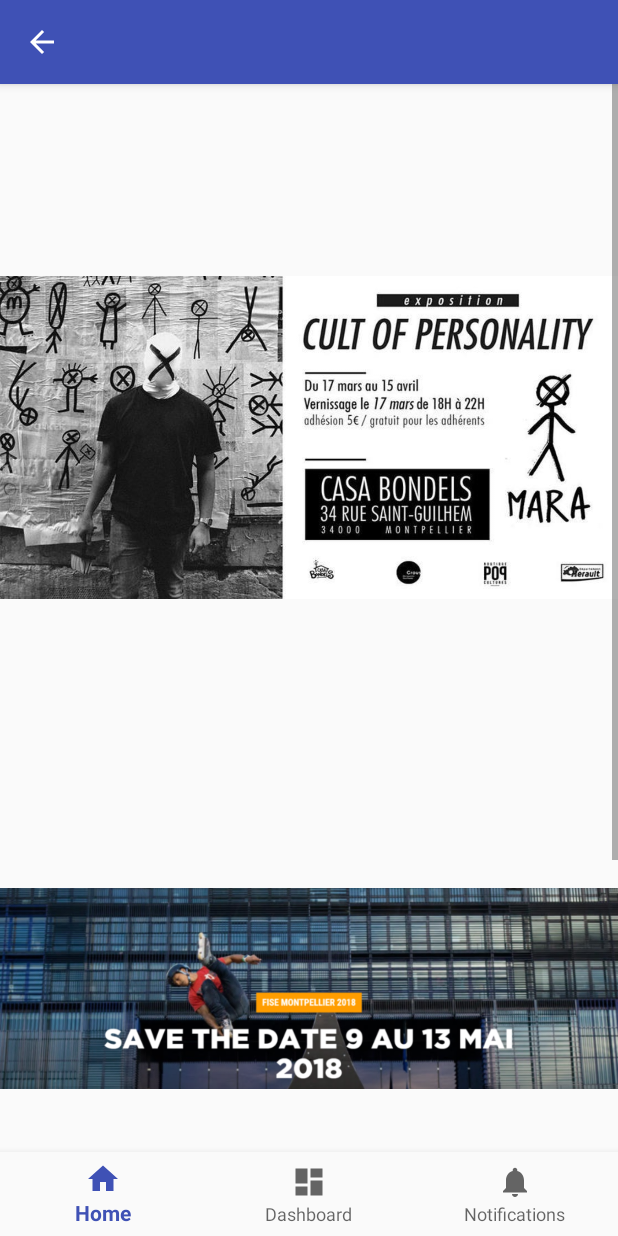
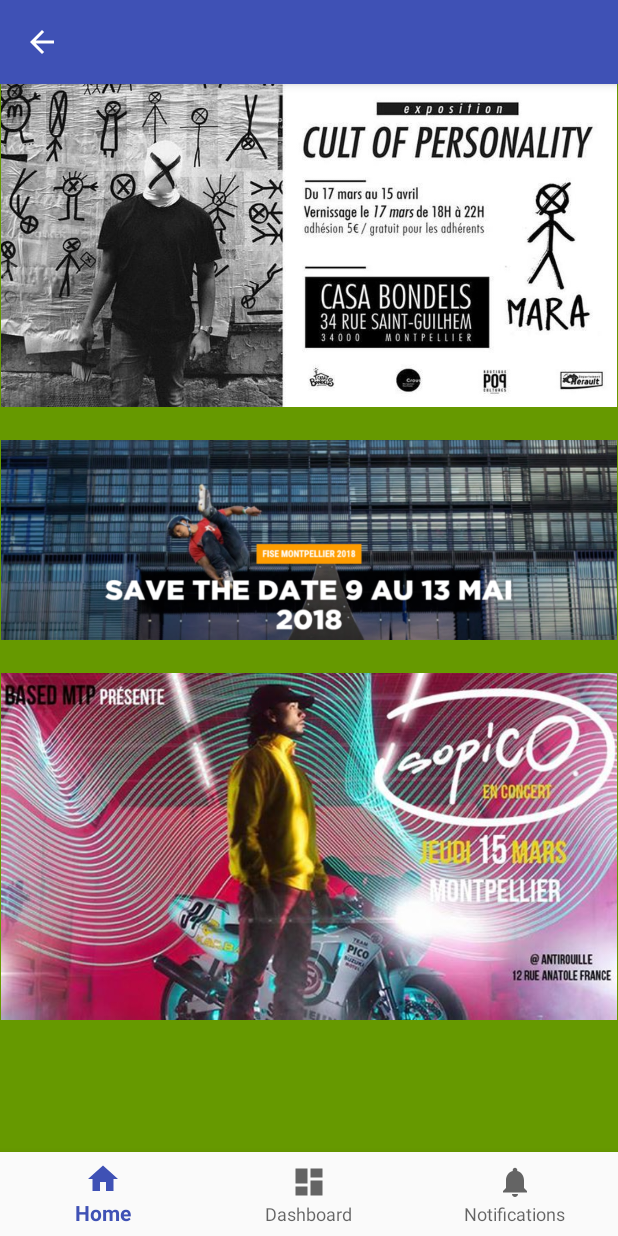
Before and after one commit to ThibautE/smartCity, an Android app: the PubActivity screen opened directly, with no data from a screen before it, on a phone screen of 412 x 824 dp. Run offline under Robolectric (Android 15) with nearby library versions, the phone set to English and light mode, and no system bars.

Commit message:
suppression de l'espace entre les pubs dans l'activité "bon plan" ajout de couleurs dans chaque activité la pub au démarrage ne pop pas à chaque fois (aléatoirement)

```diff
--- a/app/src/main/res/layout/activity_commerce.xml
+++ b/app/src/main/res/layout/activity_commerce.xml
@@ -5,6 +5,7 @@
     android:id="@+id/container"
     android:layout_width="match_parent"
     android:layout_height="match_parent"
+    android:background="@android:color/holo_orange_dark"
     tools:context="com.example.thibaut.smartcity.CommerceActivity">
 
     <TextView
--- a/app/src/main/res/layout/activity_news.xml
+++ b/app/src/main/res/layout/activity_news.xml
@@ -5,6 +5,7 @@
     android:id="@+id/container"
     android:layout_width="match_parent"
     android:layout_height="match_parent"
+    android:background="@android:color/holo_red_dark"
     tools:context="com.example.thibaut.smartcity.NewsActivity">
 
     <TextView
--- a/app/src/main/res/layout/activity_pub.xml
+++ b/app/src/main/res/layout/activity_pub.xml
@@ -5,11 +5,13 @@
     android:id="@+id/container"
     android:layout_width="match_parent"
     android:layout_height="match_parent"
+    android:background="@android:color/holo_green_dark"
     tools:context="com.example.thibaut.smartcity.PubActivity">
 
     <ScrollView xmlns:android="http://schemas.android.com/apk/res/android"
         android:layout_width="match_parent"
         android:layout_height="match_parent">
+
         <LinearLayout
             android:layout_width="fill_parent"
             android:layout_height="wrap_content"
@@ -19,20 +21,26 @@
                 android:id="@+id/imageView1"
                 android:layout_width="match_parent"
                 android:layout_height="wrap_content"
+                android:adjustViewBounds="true"
+                android:layout_marginBottom="10pt"
                 android:layout_weight="1"
                 android:src="@drawable/mara" />
+
+            <ImageView
+                android:id="@+id/imageView2"
+                android:layout_width="match_parent"
+                android:layout_height="wrap_content"
+                android:adjustViewBounds="true"
+                android:layout_marginBottom="10pt"
+                android:layout_weight="1"
+                android:src="@drawable/fise" />
 
             <ImageView
                 android:id="@+id/imageView3"
                 android:layout_width="match_parent"
                 android:layout_height="wrap_content"
-            android:layout_weight="1"
-            android:src="@drawable/fise" />
-
-        <ImageView
-            android:id="@+id/imageView2"
-            android:layout_width="match_parent"
-            android:layout_height="wrap_content"
+                android:adjustViewBounds="true"
+                android:layout_marginBottom="10pt"
                 android:layout_weight="1"
                 android:src="@drawable/sopico" />
 
--- a/app/src/main/res/layout/activity_social.xml
+++ b/app/src/main/res/layout/activity_social.xml
@@ -5,6 +5,7 @@
     android:id="@+id/container"
     android:layout_width="match_parent"
     android:layout_height="match_parent"
+    android:background="@android:color/holo_blue_dark"
     tools:context="com.example.thibaut.smartcity.SocialActivity">
 
     <TextView
```
Also changed, not shown: app/src/main/java/com/example/thibaut/smartcity/MainActivity.java (+6 -1 lines). Lines whose indentation alone changed are shown as unchanged.
